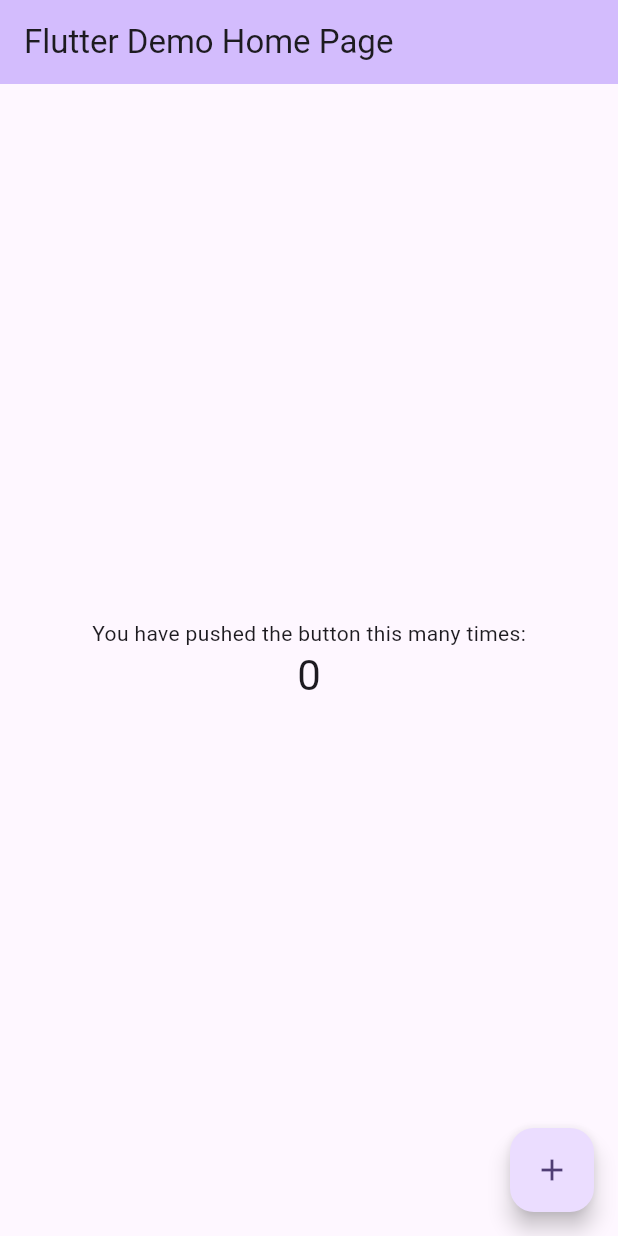
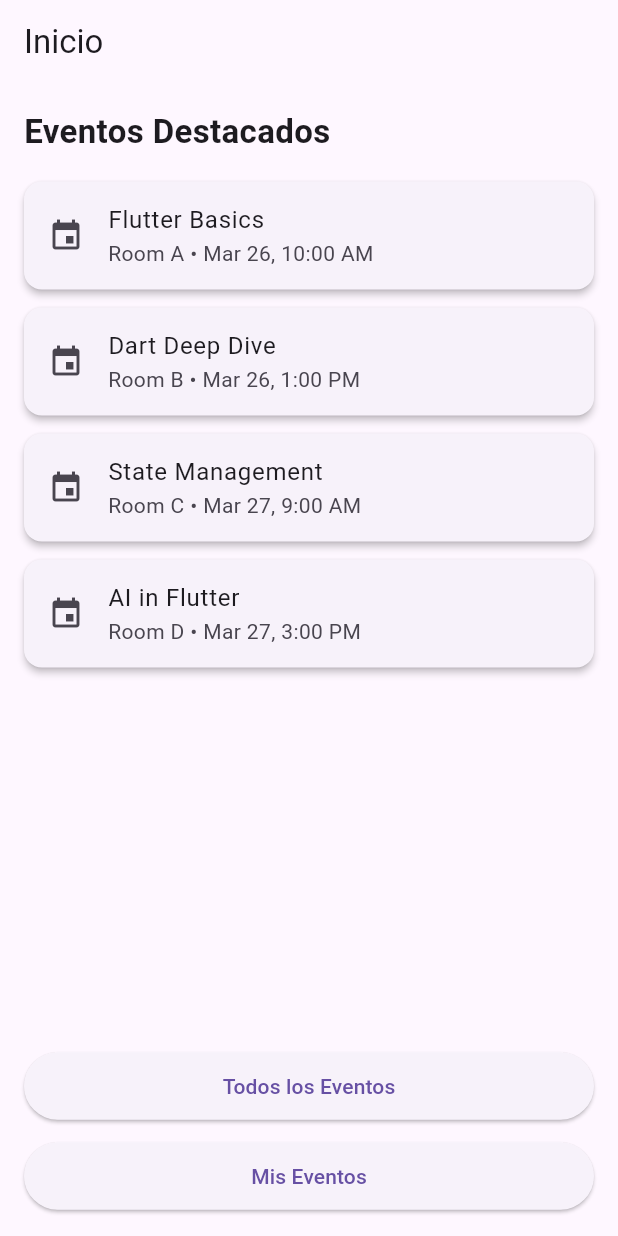
Before and after one commit to lunajulio/f_events_app, a Flutter app: the screen it shows after launch, on a phone screen of 412 x 824 dp. Run offline on Flutter 3.47's test engine with Material 3 defaults, Android fonts, the phone set to English and light mode, and no system bars.

Commit message:
Update App basica
Se modifico el flutter original. Se crearon las paginas Homepage, all_events y my_events.

```diff
--- a/lib/main.dart
+++ b/lib/main.dart
@@ -1,125 +1,20 @@
 import 'package:flutter/material.dart';
+import 'pages/homepage.dart';
 
 void main() {
-  runApp(const MyApp());
+  runApp(const EventApp());
 }
 
-class MyApp extends StatelessWidget {
-  const MyApp({super.key});
+class EventApp extends StatelessWidget {
+  const EventApp({super.key});
 
-  // This widget is the root of your application.
   @override
   Widget build(BuildContext context) {
     return MaterialApp(
-      title: 'Flutter Demo',
-      theme: ThemeData(
-        // This is the theme of your application.
-        //
-        // TRY THIS: Try running your application with "flutter run". You'll see
-        // the application has a purple toolbar. Then, without quitting the app,
-        // try changing the seedColor in the colorScheme below to Colors.green
-        // and then invoke "hot reload" (save your changes or press the "hot
-        // reload" button in a Flutter-supported IDE, or press "r" if you used
-        // the command line to start the app).
-        //
-        // Notice that the counter didn't reset back to zero; the application
-        // state is not lost during the reload. To reset the state, use hot
-        // restart instead.
-        //
-        // This works for code too, not just values: Most code changes can be
-        // tested with just a hot reload.
-        colorScheme: ColorScheme.fromSeed(seedColor: Colors.deepPurple),
-        useMaterial3: true,
-      ),
-      home: const MyHomePage(title: 'Flutter Demo Home Page'),
+      title: 'Conference App',
+      theme: ThemeData(primarySwatch: Colors.indigo),
+      home: const HomePage(),
+      debugShowCheckedModeBanner: false,
     );
   }
 }
-
-class MyHomePage extends StatefulWidget {
-  const MyHomePage({super.key, required this.title});
-
-  // This widget is the home page of your application. It is stateful, meaning
-  // that it has a State object (defined below) that contains fields that affect
-  // how it looks.
-
-  // This class is the configuration for the state. It holds the values (in this
-  // case the title) provided by the parent (in this case the App widget) and
-  // used by the build method of the State. Fields in a Widget subclass are
-  // always marked "final".
-
-  final String title;
-
-  @override
-  State<MyHomePage> createState() => _MyHomePageState();
-}
-
-class _MyHomePageState extends State<MyHomePage> {
-  int _counter = 0;
-
-  void _incrementCounter() {
-    setState(() {
-      // This call to setState tells the Flutter framework that something has
-      // changed in this State, which causes it to rerun the build method below
-      // so that the display can reflect the updated values. If we changed
-      // _counter without calling setState(), then the build method would not be
-      // called again, and so nothing would appear to happen.
-      _counter++;
-    });
-  }
-
-  @override
-  Widget build(BuildContext context) {
-    // This method is rerun every time setState is called, for instance as done
-    // by the _incrementCounter method above.
-    //
-    // The Flutter framework has been optimized to make rerunning build methods
-    // fast, so that you can just rebuild anything that needs updating rather
-    // than having to individually change instances of widgets.
-    return Scaffold(
-      appBar: AppBar(
-        // TRY THIS: Try changing the color here to a specific color (to
-        // Colors.amber, perhaps?) and trigger a hot reload to see the AppBar
-        // change color while the other colors stay the same.
-        backgroundColor: Theme.of(context).colorScheme.inversePrimary,
-        // Here we take the value from the MyHomePage object that was created by
-        // the App.build method, and use it to set our appbar title.
-        title: Text(widget.title),
-      ),
-      body: Center(
-        // Center is a layout widget. It takes a single child and positions it
-        // in the middle of the parent.
-        child: Column(
-          // Column is also a layout widget. It takes a list of children and
-          // arranges them vertically. By default, it sizes itself to fit its
-          // children horizontally, and tries to be as tall as its parent.
-          //
-          // Column has various properties to control how it sizes itself and
-          // how it positions its children. Here we use mainAxisAlignment to
-          // center the children vertically; the main axis here is the vertical
-          // axis because Columns are vertical (the cross axis would be
-          // horizontal).
-          //
-          // TRY THIS: Invoke "debug painting" (choose the "Toggle Debug Paint"
-          // action in the IDE, or press "p" in the console), to see the
-          // wireframe for each widget.
-          mainAxisAlignment: MainAxisAlignment.center,
-          children: <Widget>[
-            const Text(
-              'You have pushed the button this many times:',
-            ),
-            Text(
-              '$_counter',
-              style: Theme.of(context).textTheme.headlineMedium,
-            ),
-          ],
-        ),
-      ),
-      floatingActionButton: FloatingActionButton(
-        onPressed: _incrementCounter,
-        tooltip: 'Increment',
-        child: const Icon(Icons.add),
-      ), // This trailing comma makes auto-formatting nicer for build methods.
-    );
-  }
-}
--- /dev/null
+++ b/lib/pages/all_events.dart
@@ -0,0 +1,13 @@
+import 'package:flutter/material.dart';
+
+class AllEventsPage extends StatelessWidget {
+  const AllEventsPage({super.key});
+
+  @override
+  Widget build(BuildContext context) {
+    return Scaffold(
+      appBar: AppBar(title: const Text('Todos los Eventos')),
+      body: const Center(child: Text('Aquí se mostrarán todos los eventos')),
+    );
+  }
+}
--- /dev/null
+++ b/lib/pages/homepage.dart
@@ -0,0 +1,70 @@
+import 'package:flutter/material.dart';
+
+import 'all_events.dart';
+import 'my_events.dart';
+
+class HomePage extends StatelessWidget {
+  const HomePage({super.key});
+
+  final List<Map<String, String>> dummyEvents = const [
+    {'title': 'Flutter Basics', 'location': 'Room A', 'date': 'Mar 26, 10:00 AM'},
+    {'title': 'Dart Deep Dive', 'location': 'Room B', 'date': 'Mar 26, 1:00 PM'},
+    {'title': 'State Management', 'location': 'Room C', 'date': 'Mar 27, 9:00 AM'},
+    {'title': 'AI in Flutter', 'location': 'Room D', 'date': 'Mar 27, 3:00 PM'},
+  ];
+
+  @override
+  Widget build(BuildContext context) {
+    return Scaffold(
+      appBar: AppBar(
+        title: const Text('Inicio'),
+      ),
+      body: Padding(
+        padding: const EdgeInsets.all(16.0),
+        child: Column(
+          crossAxisAlignment: CrossAxisAlignment.start,
+          children: [
+            const Text(
+              'Eventos Destacados',
+              style: TextStyle(fontSize: 22, fontWeight: FontWeight.bold),
+            ),
+            const SizedBox(height: 12),
+            Expanded(
+              child: ListView.builder(
+                itemCount: dummyEvents.length,
+                itemBuilder: (context, index) {
+                  final event = dummyEvents[index];
+                  return Card(
+                    elevation: 2,
+                    margin: const EdgeInsets.symmetric(vertical: 6),
+                    child: ListTile(
+                      title: Text(event['title']!),
+                      subtitle: Text('${event['location']} • ${event['date']}'),
+                      leading: const Icon(Icons.event),
+                    ),
+                  );
+                },
+              ),
+            ),
+            const SizedBox(height: 20),
+            ElevatedButton(
+              onPressed: () {
+                Navigator.push(context, MaterialPageRoute(builder: (_) => const AllEventsPage()));
+              },
+              style: ElevatedButton.styleFrom(minimumSize: const Size.fromHeight(45)),
+              child: const Text('Todos los Eventos'),
+            ),
+            const SizedBox(height: 12),
+            ElevatedButton(
+              onPressed: () {
+                Navigator.push(context, MaterialPageRoute(builder: (_) => const MyEventsPage()));
+              },
+              style: ElevatedButton.styleFrom(minimumSize: const Size.fromHeight(45)),
+              child: const Text('Mis Eventos'),
+            ),
+          ],
+        ),
+      ),
+    );
+  }
+}
--- /dev/null
+++ b/lib/pages/my_events.dart
@@ -0,0 +1,13 @@
+import 'package:flutter/material.dart';
+
+class MyEventsPage extends StatelessWidget {
+  const MyEventsPage({super.key});
+
+  @override
+  Widget build(BuildContext context) {
+    return Scaffold(
+      appBar: AppBar(title: const Text('Mis Eventos')),
+      body: const Center(child: Text('Aquí se mostrarán tus eventos suscritos')),
+    );
+  }
+}
```
